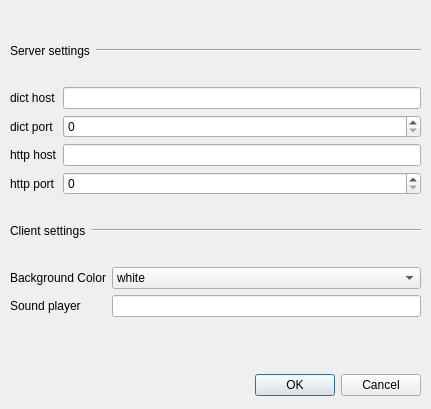
The window that gui_client/ui/setting_dialog.ui (zypangpang/mmdict_client) describes before a commit, drawn with Qt 5.
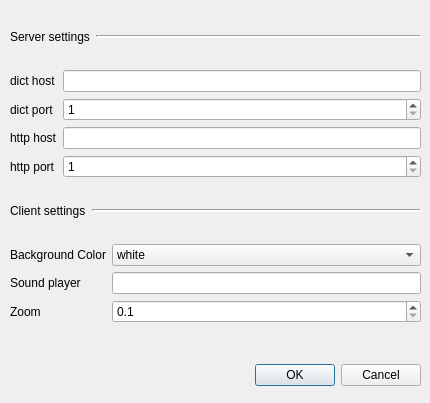
The same window after the commit.

Commit message: connect settings and config file

What changed in the file:
```diff
--- a/gui_client/ui/setting_dialog.ui
+++ b/gui_client/ui/setting_dialog.ui
@@ -9,8 +9,8 @@
    <rect>
     <x>0</x>
     <y>0</y>
-    <width>431</width>
-    <height>409</height>
+    <width>430</width>
+    <height>403</height>
    </rect>
   </property>
   <property name="windowTitle">
@@ -22,9 +22,9 @@
   <widget class="QDialogButtonBox" name="buttonBox">
    <property name="geometry">
     <rect>
-     <x>30</x>
-     <y>370</y>
-     <width>391</width>
+     <x>10</x>
+     <y>360</y>
+     <width>411</width>
      <height>31</height>
     </rect>
    </property>
@@ -39,9 +39,9 @@
    <property name="geometry">
     <rect>
      <x>10</x>
-     <y>21</y>
+     <y>10</y>
      <width>411</width>
-     <height>321</height>
+     <height>333</height>
     </rect>
    </property>
    <layout class="QVBoxLayout" name="verticalLayout">
@@ -68,6 +68,9 @@
           <verstretch>0</verstretch>
          </sizepolicy>
         </property>
+        <property name="lineWidth">
+         <number>2</number>
+        </property>
         <property name="orientation">
          <enum>Qt::Horizontal</enum>
         </property>
@@ -95,7 +98,14 @@
        </widget>
       </item>
       <item row="1" column="1">
-       <widget class="QSpinBox" name="dict_port_box"/>
+       <widget class="QSpinBox" name="dict_port_box">
+        <property name="minimum">
+         <number>1</number>
+        </property>
+        <property name="maximum">
+         <number>65535</number>
+        </property>
+       </widget>
       </item>
       <item row="2" column="0">
        <widget class="QLabel" name="bg_label_4">
@@ -115,7 +125,14 @@
        </widget>
       </item>
       <item row="3" column="1">
-       <widget class="QSpinBox" name="http_port_box"/>
+       <widget class="QSpinBox" name="http_port_box">
+        <property name="minimum">
+         <number>1</number>
+        </property>
+        <property name="maximum">
+         <number>65535</number>
+        </property>
+       </widget>
       </item>
      </layout>
     </item>
@@ -142,6 +159,12 @@
           <verstretch>0</verstretch>
          </sizepolicy>
         </property>
+        <property name="frameShadow">
+         <enum>QFrame::Sunken</enum>
+        </property>
+        <property name="lineWidth">
+         <number>2</number>
+        </property>
         <property name="orientation">
          <enum>Qt::Horizontal</enum>
         </property>
@@ -151,13 +174,6 @@
     </item>
     <item>
      <layout class="QGridLayout" name="gridLayout">
-      <item row="0" column="0">
-       <widget class="QLabel" name="bg_label">
-        <property name="text">
-         <string>Background Color</string>
-        </property>
-       </widget>
-      </item>
       <item row="0" column="1">
        <widget class="QComboBox" name="bg_box">
         <item>
@@ -192,6 +208,36 @@
       <item row="1" column="1">
        <widget class="QLineEdit" name="sound_player_edit"/>
       </item>
+      <item row="0" column="0">
+       <widget class="QLabel" name="bg_label">
+        <property name="text">
+         <string>Background Color</string>
+        </property>
+       </widget>
+      </item>
+      <item row="2" column="0">
+       <widget class="QLabel" name="bg_label_7">
+        <property name="text">
+         <string>Zoom</string>
+        </property>
+       </widget>
+      </item>
+      <item row="2" column="1">
+       <widget class="QDoubleSpinBox" name="zoom_factor_box">
+        <property name="decimals">
+         <number>1</number>
+        </property>
+        <property name="minimum">
+         <double>0.100000000000000</double>
+        </property>
+        <property name="maximum">
+         <double>2.000000000000000</double>
+        </property>
+        <property name="singleStep">
+         <double>0.100000000000000</double>
+        </property>
+       </widget>
+      </item>
      </layout>
     </item>
    </layout>
```
The commit also changes 9 other files.
